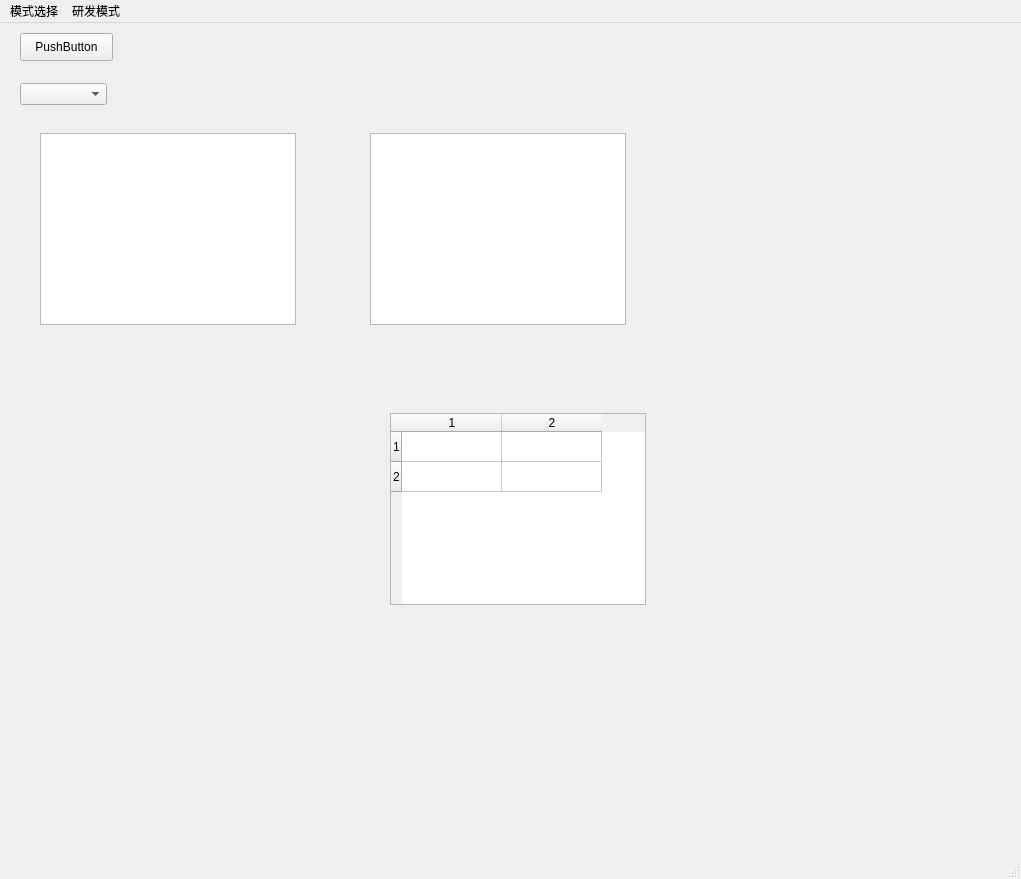
Before: the Qt Designer form ui/0_kongjian_test.ui in JiYeon-T/python_tutorial, drawn with Qt 5.
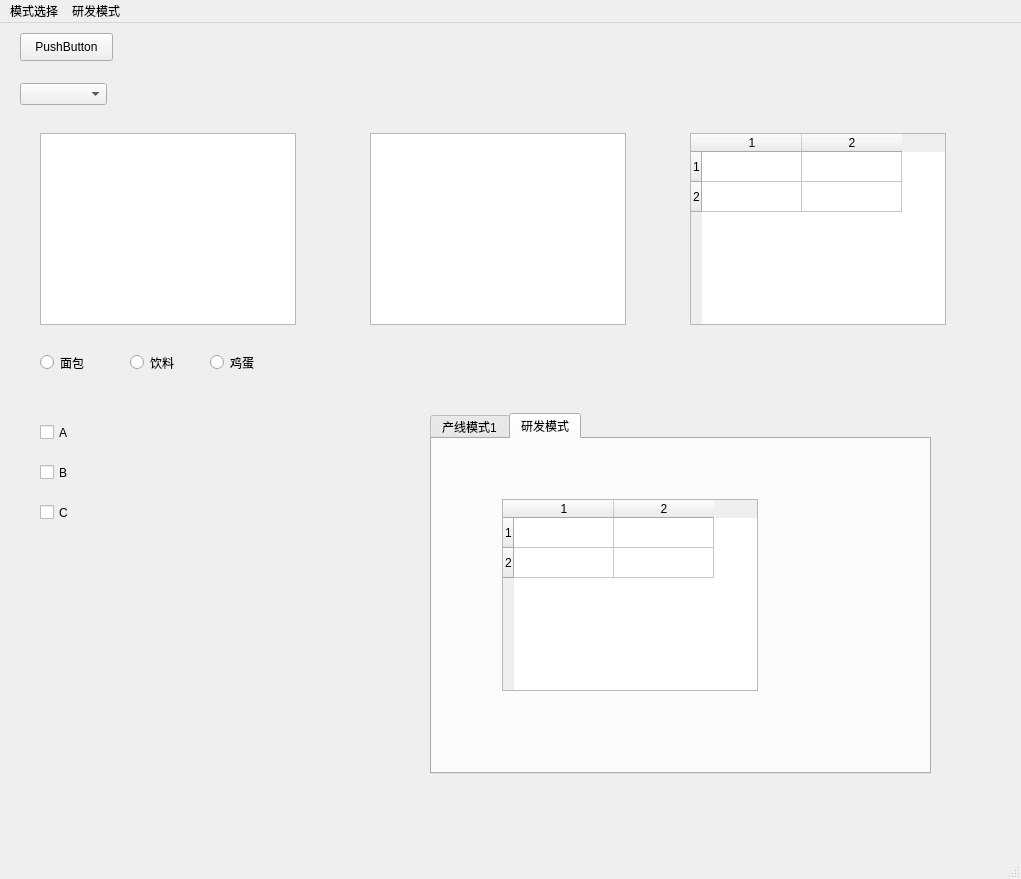
After: the same form once the commit is applied. The open tabs and pages were chosen to show the change.

Commit message: 添加控件使用

Patch:
```diff
--- a/ui/0_kongjian_test.ui
+++ b/ui/0_kongjian_test.ui
@@ -60,8 +60,8 @@
    <widget class="QTableWidget" name="tableWidget_2">
     <property name="geometry">
      <rect>
-      <x>390</x>
-      <y>390</y>
+      <x>690</x>
+      <y>110</y>
       <width>256</width>
       <height>192</height>
      </rect>
@@ -77,6 +77,155 @@
     <column/>
     <column/>
    </widget>
+   <widget class="QRadioButton" name="radioButton_bread">
+    <property name="geometry">
+     <rect>
+      <x>40</x>
+      <y>330</y>
+      <width>115</width>
+      <height>19</height>
+     </rect>
+    </property>
+    <property name="text">
+     <string>面包</string>
+    </property>
+    <attribute name="buttonGroup">
+     <string notr="true">buttonGroup</string>
+    </attribute>
+   </widget>
+   <widget class="QRadioButton" name="radioButton_juice">
+    <property name="geometry">
+     <rect>
+      <x>130</x>
+      <y>330</y>
+      <width>115</width>
+      <height>19</height>
+     </rect>
+    </property>
+    <property name="text">
+     <string>饮料</string>
+    </property>
+    <attribute name="buttonGroup">
+     <string notr="true">buttonGroup</string>
+    </attribute>
+   </widget>
+   <widget class="QRadioButton" name="radioButton_egg">
+    <property name="geometry">
+     <rect>
+      <x>210</x>
+      <y>330</y>
+      <width>115</width>
+      <height>19</height>
+     </rect>
+    </property>
+    <property name="text">
+     <string>鸡蛋</string>
+    </property>
+    <attribute name="buttonGroup">
+     <string notr="true">buttonGroup</string>
+    </attribute>
+   </widget>
+   <widget class="QCheckBox" name="checkBox">
+    <property name="geometry">
+     <rect>
+      <x>40</x>
+      <y>400</y>
+      <width>91</width>
+      <height>19</height>
+     </rect>
+    </property>
+    <property name="text">
+     <string>A</string>
+    </property>
+    <attribute name="buttonGroup">
+     <string notr="true">buttonGroup_2</string>
+    </attribute>
+   </widget>
+   <widget class="QCheckBox" name="checkBox_2">
+    <property name="geometry">
+     <rect>
+      <x>40</x>
+      <y>440</y>
+      <width>91</width>
+      <height>19</height>
+     </rect>
+    </property>
+    <property name="text">
+     <string>B</string>
+    </property>
+    <attribute name="buttonGroup">
+     <string notr="true">buttonGroup_2</string>
+    </attribute>
+   </widget>
+   <widget class="QCheckBox" name="checkBox_3">
+    <property name="geometry">
+     <rect>
+      <x>40</x>
+      <y>480</y>
+      <width>91</width>
+      <height>19</height>
+     </rect>
+    </property>
+    <property name="text">
+     <string>C</string>
+    </property>
+    <attribute name="buttonGroup">
+     <string notr="true">buttonGroup_2</string>
+    </attribute>
+   </widget>
+   <widget class="QTabWidget" name="tabWidget">
+    <property name="geometry">
+     <rect>
+      <x>430</x>
+      <y>390</y>
+      <width>501</width>
+      <height>361</height>
+     </rect>
+    </property>
+    <property name="currentIndex">
+     <number>0</number>
+    </property>
+    <widget class="QWidget" name="tab">
+     <attribute name="title">
+      <string>产线模式1</string>
+     </attribute>
+     <widget class="QTableWidget" name="tableWidget_4">
+      <property name="geometry">
+       <rect>
+        <x>70</x>
+        <y>70</y>
+        <width>256</width>
+        <height>192</height>
+       </rect>
+      </property>
+     </widget>
+    </widget>
+    <widget class="QWidget" name="tab_2">
+     <attribute name="title">
+      <string>研发模式</string>
+     </attribute>
+     <widget class="QTableWidget" name="tableWidget_3">
+      <property name="geometry">
+       <rect>
+        <x>70</x>
+        <y>60</y>
+        <width>256</width>
+        <height>192</height>
+       </rect>
+      </property>
+      <property name="rowCount">
+       <number>2</number>
+      </property>
+      <property name="columnCount">
+       <number>2</number>
+      </property>
+      <row/>
+      <row/>
+      <column/>
+      <column/>
+     </widget>
+    </widget>
+   </widget>
   </widget>
   <widget class="QMenuBar" name="menubar">
    <property name="geometry">
```
Left out of the diff: 18 changed lines with no effect on the pictures. The commit also changes 2 other files.
